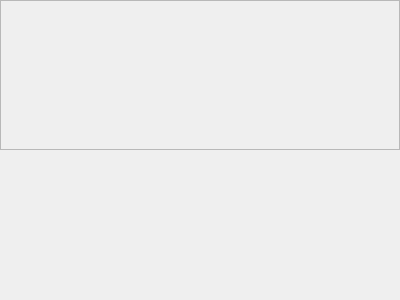
Above: CaX/widget/browserwindow.ui from fsest4u/CaX_03 before the change. Below: the same form after it.
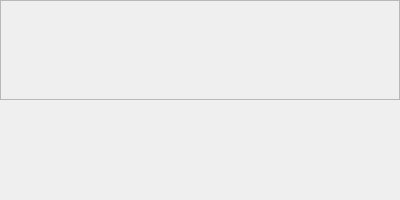
That is the form after the change.

The edit to the form file:
```diff
--- a/CaX/widget/browserwindow.ui
+++ b/CaX/widget/browserwindow.ui
@@ -7,9 +7,21 @@
     <x>0</x>
     <y>0</y>
     <width>400</width>
-    <height>300</height>
+    <height>200</height>
    </rect>
   </property>
+  <property name="minimumSize">
+   <size>
+    <width>0</width>
+    <height>200</height>
+   </size>
+  </property>
+  <property name="maximumSize">
+   <size>
+    <width>16777215</width>
+    <height>200</height>
+   </size>
+  </property>
   <property name="windowTitle">
    <string>Form</string>
   </property>
```
